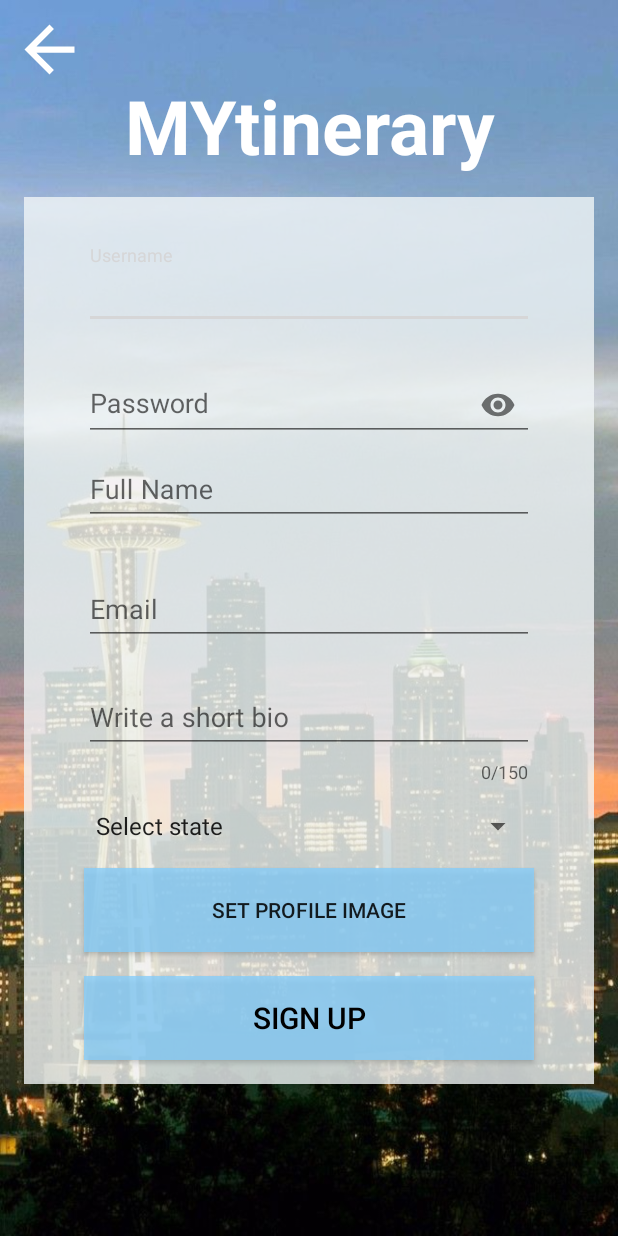
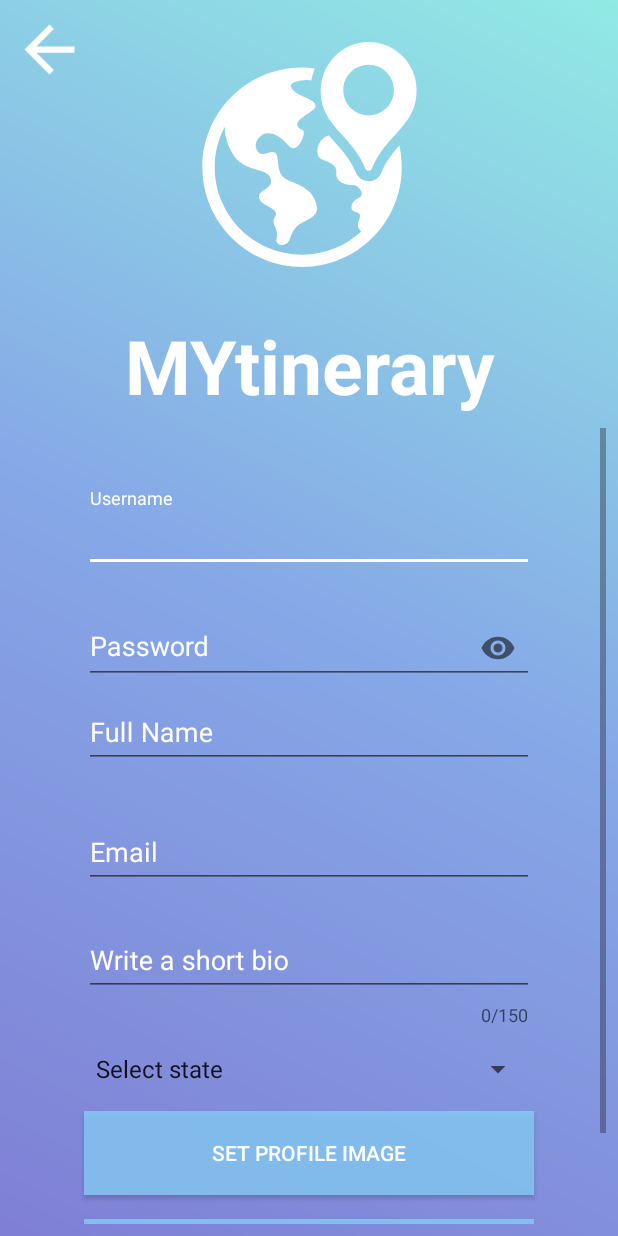
Before and after one commit to baes-of-fbu/Personalized-Itinerary-Generator-, an Android app: the SignUpActivity screen opened directly, with no data from a screen before it, on a phone screen of 412 x 824 dp. Run offline under Robolectric (Android 15) with nearby library versions, the phone set to English and light mode, and no system bars; libraries missing offline, so code that uses them is left out: com.parse; pictures from the network do not load.

Commit message:
Changes in Sign Up and Login UI

```diff
--- /dev/null
+++ b/app/src/main/res/drawable/blue_gradient.xml
@@ -0,0 +1,11 @@
+<?xml version="1.0" encoding="utf-8"?>
+
+    <shape xmlns:android="http://schemas.android.com/apk/res/android"
+    android:shape="rectangle" >
+        <gradient
+            android:startColor="#7F7FD5"
+            android:centerColor="#86A8E7"
+            android:endColor="#91EAE4"
+            android:angle="45"/>
+
+    </shape>
--- a/app/src/main/res/layout/activity_sign_up.xml
+++ b/app/src/main/res/layout/activity_sign_up.xml
@@ -4,15 +4,27 @@
     xmlns:tools="http://schemas.android.com/tools"
     android:layout_width="match_parent"
     android:layout_height="match_parent"
-    android:background="@drawable/seattle_signup_background"
+    android:background="@drawable/blue_gradient"
     tools:context=".Activities.SignUpActivity">
+
+    <ImageView
+        android:id="@+id/imageView4"
+        android:layout_width="150dp"
+        android:layout_height="150dp"
+        android:layout_marginTop="28dp"
+        app:layout_constraintEnd_toEndOf="parent"
+        app:layout_constraintHorizontal_bias="0.5"
+        app:layout_constraintStart_toEndOf="@+id/ivBackBtn"
+        app:layout_constraintStart_toStartOf="parent"
+        app:layout_constraintTop_toTopOf="parent"
+        app:srcCompat="@drawable/ic_app_logo" />
 
     <TextView
         android:id="@+id/tvAppName"
         android:layout_width="0dp"
-        android:layout_height="65dp"
+        android:layout_height="wrap_content"
         android:layout_marginStart="8dp"
-        android:layout_marginTop="50dp"
+        android:layout_marginTop="32dp"
         android:layout_marginEnd="8dp"
         android:text="@string/app_name"
         android:textAlignment="center"
@@ -20,8 +32,9 @@
         android:textSize="50sp"
         android:textStyle="bold"
         app:layout_constraintEnd_toEndOf="parent"
+        app:layout_constraintHorizontal_bias="1.0"
         app:layout_constraintStart_toStartOf="parent"
-        app:layout_constraintTop_toTopOf="parent" />
+        app:layout_constraintTop_toBottomOf="@id/imageView4" />
 
     <ScrollView
         android:layout_width="0dp"
@@ -45,7 +58,7 @@
             android:layout_marginTop="8dp"
             android:layout_marginEnd="8dp"
             android:layout_marginBottom="16dp"
-            android:background="@color/signUpTransparent"
+            android:background="@android:color/transparent"
             android:orientation="vertical"
             app:layout_constraintBottom_toBottomOf="parent"
             app:layout_constraintEnd_toEndOf="parent"
@@ -59,18 +72,24 @@
                 android:layout_marginStart="40dp"
                 android:layout_marginTop="32dp"
                 android:layout_marginEnd="40dp"
+                android:textColorHint="@color/white"
+                app:hintTextColor="@color/white"
                 app:layout_constraintEnd_toEndOf="parent"
                 app:layout_constraintHorizontal_bias="1.0"
                 app:layout_constraintStart_toStartOf="parent"
                 app:layout_constraintTop_toBottomOf="@+id/tvAppName"
-                app:passwordToggleEnabled="false">
+                app:passwordToggleEnabled="false"
+                app:passwordToggleTint="@color/white">
 
                 <com.google.android.material.textfield.TextInputEditText
                     android:id="@+id/etSignUpUsername"
                     android:layout_width="match_parent"
                     android:layout_height="wrap_content"
                     android:ems="12"
-                    android:hint="@string/username" />
+                    android:hint="@string/username"
+                    android:textColor="@color/white"
+                    android:textColorHighlight="@color/white"
+                    android:textColorHint="@color/white" />
             </com.google.android.material.textfield.TextInputLayout>
 
             <com.google.android.material.textfield.TextInputLayout
@@ -80,6 +99,8 @@
                 android:layout_marginStart="40dp"
                 android:layout_marginTop="16dp"
                 android:layout_marginEnd="40dp"
+                android:textColorHint="@color/white"
+                app:hintTextColor="@color/white"
                 app:layout_constraintEnd_toEndOf="parent"
                 app:layout_constraintStart_toStartOf="parent"
                 app:layout_constraintTop_toBottomOf="@+id/textInputLayout"
@@ -90,13 +111,17 @@
                     android:layout_width="match_parent"
                     android:layout_height="match_parent"
                     android:hint="@string/password"
-                    android:inputType="textPassword" />
+                    android:inputType="textPassword"
+                    android:textColor="@color/white"
+                    android:textColorHint="@color/white" />
 
             </com.google.android.material.textfield.TextInputLayout>
 
             <com.google.android.material.textfield.TextInputLayout
                 android:layout_width="match_parent"
-                android:layout_height="wrap_content">
+                android:layout_height="wrap_content"
+                android:textColorHint="@color/white"
+                app:hintTextColor="@color/white">
 
                 <com.google.android.material.textfield.TextInputEditText
                     android:id="@+id/etSignUpFullName"
@@ -106,7 +131,9 @@
                     android:layout_marginTop="8dp"
                     android:layout_marginEnd="40dp"
                     android:layout_marginBottom="8dp"
-                    android:hint="Full Name" />
+                    android:hint="Full Name"
+                    android:textColor="@color/white"
+                    android:textColorHint="@color/white" />
             </com.google.android.material.textfield.TextInputLayout>
 
             <com.google.android.material.textfield.TextInputLayout
@@ -116,6 +143,8 @@
                 android:layout_marginStart="40dp"
                 android:layout_marginTop="16dp"
                 android:layout_marginEnd="40dp"
+                android:textColorHint="@color/white"
+                app:hintTextColor="@color/white"
                 app:layout_constraintEnd_toEndOf="parent"
                 app:layout_constraintStart_toStartOf="parent"
                 app:layout_constraintTop_toBottomOf="@+id/textInputLayout2">
@@ -125,7 +154,9 @@
                     android:layout_width="match_parent"
                     android:layout_height="wrap_content"
                     android:hint="@string/email"
-                    android:inputType="textEmailAddress" />
+                    android:inputType="textEmailAddress"
+                    android:textColor="@color/white"
+                    android:textColorHint="@color/white" />
             </com.google.android.material.textfield.TextInputLayout>
 
             <com.google.android.material.textfield.TextInputLayout
@@ -134,8 +165,10 @@
                 android:layout_marginStart="40dp"
                 android:layout_marginTop="16dp"
                 android:layout_marginEnd="40dp"
+                android:textColorHint="@color/white"
                 app:counterEnabled="true"
-                app:counterMaxLength="150">
+                app:counterMaxLength="150"
+                app:hintTextColor="@color/white">
 
                 <com.google.android.material.textfield.TextInputEditText
                     android:id="@+id/etSignUpBio"
@@ -143,7 +176,9 @@
                     android:layout_height="wrap_content"
                     android:ems="150"
                     android:enabled="true"
-                    android:hint="@string/bio_prompt" />
+                    android:hint="@string/bio_prompt"
+                    android:textColor="@color/white"
+                    android:textColorHint="@color/white" />
 
             </com.google.android.material.textfield.TextInputLayout>
 
@@ -180,7 +215,8 @@
                 android:layout_marginTop="16dp"
                 android:layout_marginEnd="40dp"
                 android:background="@drawable/rounded_btn"
-                android:text="@string/profile_image_prompt" />
+                android:text="@string/profile_image_prompt"
+                android:textColor="@color/white" />
 
             <Button
                 android:id="@+id/signUpBtn"
@@ -193,7 +229,7 @@
                 android:background="@drawable/rounded_btn"
                 android:text="@string/signUp"
                 android:textAlignment="center"
-                android:textColor="@color/black"
+                android:textColor="@color/white"
                 android:textSize="20sp"
                 app:layout_constraintEnd_toEndOf="parent"
                 app:layout_constraintStart_toStartOf="parent"
--- a/app/src/main/res/values/styles.xml
+++ b/app/src/main/res/values/styles.xml
@@ -12,7 +12,7 @@
     <style name="AppTheme.NoActionBar" parent="Theme.AppCompat.Light.NoActionBar">
         <item name="windowActionBar">false</item>
         <item name="windowNoTitle">true</item>
-        <item name="colorAccent">@color/com_facebook_blue</item>
+        <item name="colorAccent">@color/white</item>
         <item name="colorPrimary">@color/LightSkyBlue</item>
 
     </style>
```
Also changed, not shown: app/src/main/java/com/codepath/travelapp/Activities/LoginActivity.java (+4 -28 lines), app/src/main/res/layout/activity_login.xml (+20 -20 lines).
